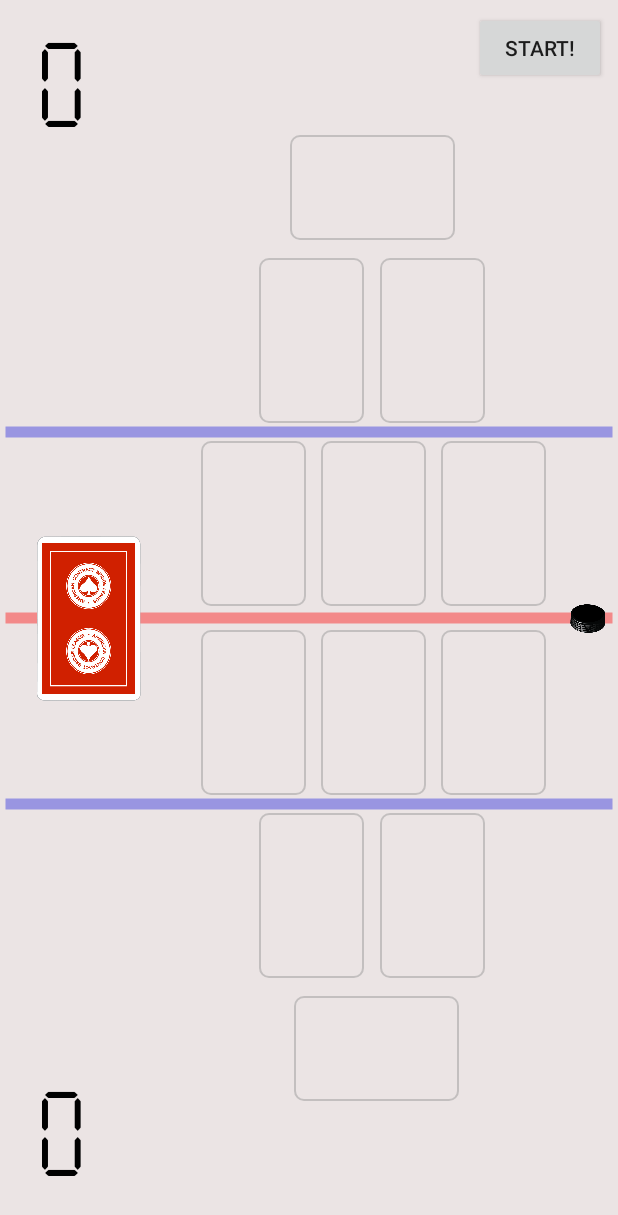
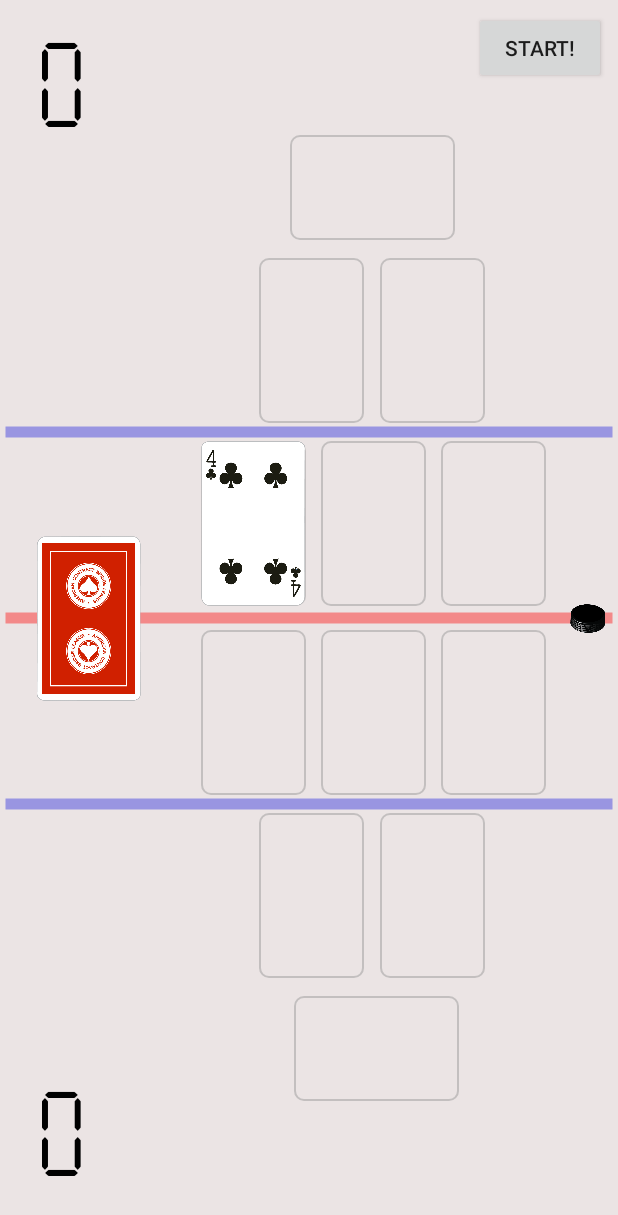
Before and after one commit to Dohmanlechx/Hold-em-Pucker, an Android app: the screen it shows after launch (GameActivity), on a phone screen of 412 x 824 dp. Shown: the top 1215 px of the screen. Run offline under Robolectric (Android 15) with nearby library versions, the phone set to English and light mode, and no system bars; libraries missing offline, so code that uses them is left out: com.wajahatkarim3.easyflipview; plain views replace EasyFlipView; 1 statement that could not run was skipped.

Commit message:
Rotating goalie image working perfect.

```diff
--- a/app/src/main/java/com/dohman/holdempucker/activities/GameActivity.kt
+++ b/app/src/main/java/com/dohman/holdempucker/activities/GameActivity.kt
@@ -4,6 +4,7 @@ import androidx.appcompat.app.AppCompatActivity
 import android.os.Bundle
 import android.view.View
 import android.view.WindowManager
+import android.widget.ImageView
 import androidx.appcompat.widget.AppCompatImageView
 import androidx.core.animation.doOnEnd
 import androidx.lifecycle.Observer
@@ -202,7 +203,7 @@ class GameActivity : AppCompatActivity(), View.OnClickListener {
             if (vm.canAttack(victimTeam, spotIndex, victimView)) {
                 if (whoseTurn == Constants.WhoseTurn.BOTTOM) {
                     flip_top_goalie_front.setImageResource(R.drawable.red_back)
-                    flip_top_goalie_back.setImageResource(vm.resIdOfCard(tempGoalieCard))
+                    flip_top_goalie_back.setImageBitmap(vm.getRotatedBitmap(tempGoalieCard))
 
                     flip_top_goalie.visibility = View.VISIBLE
 
@@ -222,7 +223,7 @@ class GameActivity : AppCompatActivity(), View.OnClickListener {
 
                 } else {
                     flip_btm_goalie_front.setImageResource(R.drawable.red_back)
-                    flip_btm_goalie_back.setImageResource(vm.resIdOfCard(tempGoalieCard))
+                    flip_btm_goalie_back.setImageBitmap(vm.getRotatedBitmap(tempGoalieCard))
 
                     flip_btm_goalie.visibility = View.VISIBLE
 
--- a/app/src/main/res/layout/activity_game.xml
+++ b/app/src/main/res/layout/activity_game.xml
@@ -196,8 +196,7 @@
 			android:id="@+id/flip_btm_goalie_back"
 			android:layout_width="110dp"
 			android:layout_height="70dp"
-			android:rotation="90"
-			android:scaleType="center" />
+			android:scaleType="fitXY" />
 
 		<!-- FRONT -->
 		<androidx.appcompat.widget.AppCompatImageView
@@ -239,6 +238,7 @@
 		android:layout_marginEnd="10dp"
 		android:background="@drawable/image_border"
 		android:scaleType="fitXY"
+		android:src="@drawable/c4"
 		app:layout_constraintBottom_toBottomOf="@id/card_top_center"
 		app:layout_constraintEnd_toStartOf="@id/card_top_center" />
 
@@ -293,8 +293,7 @@
 			android:id="@+id/flip_top_goalie_back"
 			android:layout_width="110dp"
 			android:layout_height="70dp"
-			android:rotation="90"
-			android:scaleType="center" />
+			android:scaleType="fitXY" />
 
 		<!-- FRONT -->
 		<androidx.appcompat.widget.AppCompatImageView
```
Also changed, not shown: app/src/main/java/com/dohman/holdempucker/activities/viewmodels/GameViewModel.kt (+17 -0 lines).
